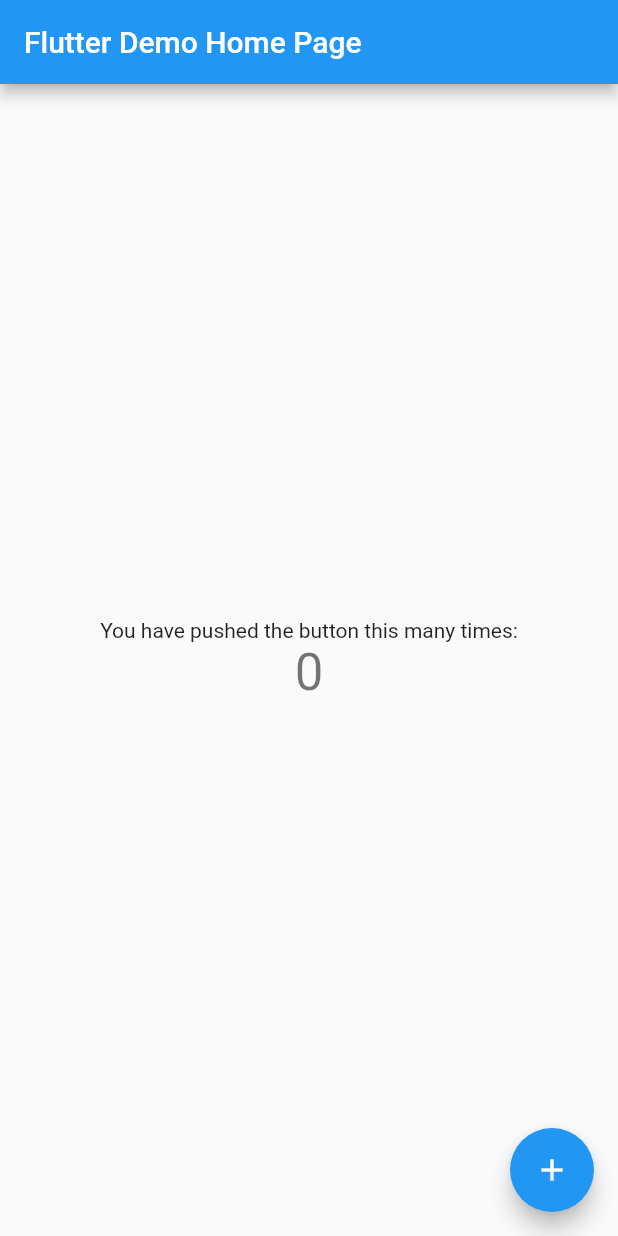
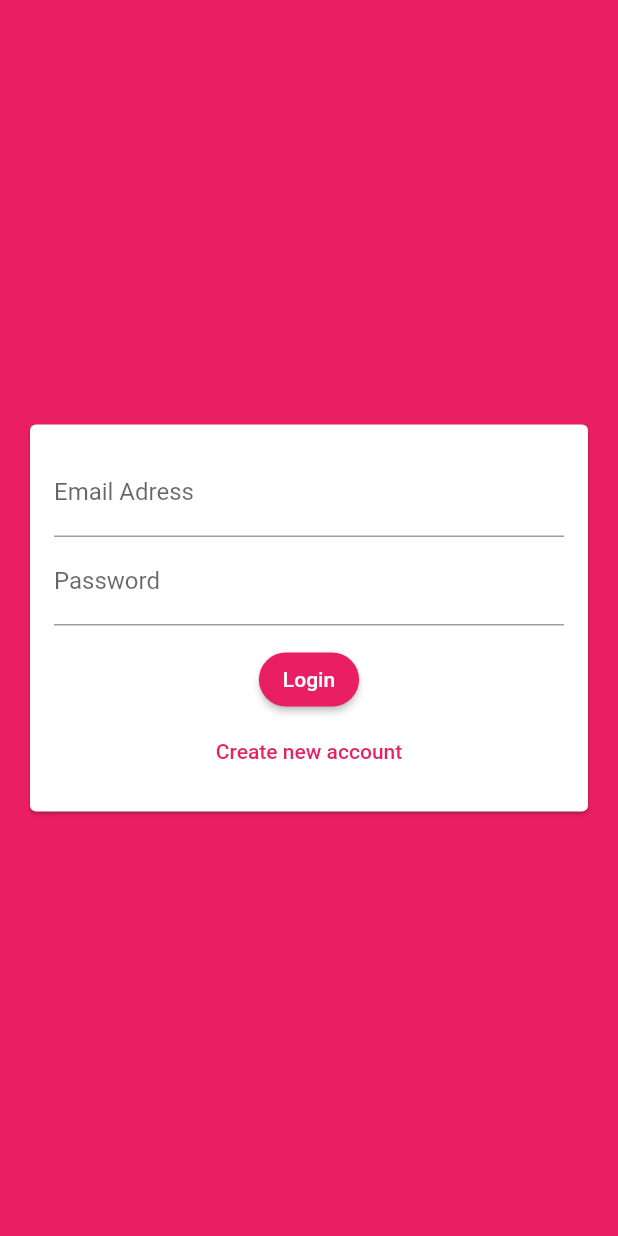
Before and after one commit to Guyco070/Chat_app-Flutter-Udemy-6th-project, a Flutter app: the screen it shows after launch, on a phone screen of 412 x 824 dp. Run offline on Flutter 3.47's test engine with Material 2 defaults, Android fonts, the phone set to English and light mode, and no system bars; our stand-ins replace cloud_firestore, firebase_auth, firebase_core, firebase_messaging, firebase_storage, image_picker; accounts and stored records are empty.

Commit message:
lib update

```diff
--- a/lib/main.dart
+++ b/lib/main.dart
@@ -1,115 +1,51 @@
+import 'package:chat_app/firebase_options.dart';
+import 'package:chat_app/screens/auth_screen.dart';
+import 'package:chat_app/screens/splash_screen.dart';
+import 'package:firebase_auth/firebase_auth.dart';
+import 'package:firebase_core/firebase_core.dart';
+
+import '../screens/chat_screen.dart';
 import 'package:flutter/material.dart';
 
-void main() {
+void main() async {
+  WidgetsFlutterBinding.ensureInitialized();
+  await Firebase.initializeApp(
+    options: DefaultFirebaseOptions.currentPlatform,
+  );
   runApp(const MyApp());
 }
 
 class MyApp extends StatelessWidget {
   const MyApp({Key? key}) : super(key: key);
 
-  // This widget is the root of your application.
   @override
   Widget build(BuildContext context) {
     return MaterialApp(
       title: 'Flutter Demo',
       theme: ThemeData(
-        // This is the theme of your application.
-        //
-        // Try running your application with "flutter run". You'll see the
-        // application has a blue toolbar. Then, without quitting the app, try
-        // changing the primarySwatch below to Colors.green and then invoke
-        // "hot reload" (press "r" in the console where you ran "flutter run",
-        // or simply save your changes to "hot reload" in a Flutter IDE).
-        // Notice that the counter didn't reset back to zero; the application
-        // is not restarted.
-        primarySwatch: Colors.blue,
+          primarySwatch: Colors.pink,
+          backgroundColor: Colors.pink,
+          colorScheme: ColorScheme.fromSwatch(primarySwatch: Colors.pink)
+              .copyWith(secondary: Colors.deepPurple),
+          elevatedButtonTheme: ElevatedButtonThemeData(
+              style: ElevatedButton.styleFrom(
+                  backgroundColor: Colors.pink,
+                  shape: RoundedRectangleBorder(
+                      borderRadius: BorderRadius.circular(20.0)))),
+          textTheme:
+              const TextTheme(titleSmall: TextStyle(color: Colors.white))),
+      home: StreamBuilder(
+        stream: FirebaseAuth.instance.authStateChanges(),
+        builder: (context, snapshot) {
+          if (snapshot.connectionState == ConnectionState.waiting) {
+            return const SplashScreen();
+          }
+          if (snapshot.hasData) {
+            return const ChatScreen();
+          }
+          return const AuthScreen();
+        },
       ),
-      home: const MyHomePage(title: 'Flutter Demo Home Page'),
     );
   }
 }
-
-class MyHomePage extends StatefulWidget {
-  const MyHomePage({Key? key, required this.title}) : super(key: key);
-
-  // This widget is the home page of your application. It is stateful, meaning
-  // that it has a State object (defined below) that contains fields that affect
-  // how it looks.
-
-  // This class is the configuration for the state. It holds the values (in this
-  // case the title) provided by the parent (in this case the App widget) and
-  // used by the build method of the State. Fields in a Widget subclass are
-  // always marked "final".
-
-  final String title;
-
-  @override
-  State<MyHomePage> createState() => _MyHomePageState();
-}
-
-class _MyHomePageState extends State<MyHomePage> {
-  int _counter = 0;
-
-  void _incrementCounter() {
-    setState(() {
-      // This call to setState tells the Flutter framework that something has
-      // changed in this State, which causes it to rerun the build method below
-      // so that the display can reflect the updated values. If we changed
-      // _counter without calling setState(), then the build method would not be
-      // called again, and so nothing would appear to happen.
-      _counter++;
-    });
-  }
-
-  @override
-  Widget build(BuildContext context) {
-    // This method is rerun every time setState is called, for instance as done
-    // by the _incrementCounter method above.
-    //
-    // The Flutter framework has been optimized to make rerunning build methods
-    // fast, so that you can just rebuild anything that needs updating rather
-    // than having to individually change instances of widgets.
-    return Scaffold(
-      appBar: AppBar(
-        // Here we take the value from the MyHomePage object that was created by
-        // the App.build method, and use it to set our appbar title.
-        title: Text(widget.title),
-      ),
-      body: Center(
-        // Center is a layout widget. It takes a single child and positions it
-        // in the middle of the parent.
-        child: Column(
-          // Column is also a layout widget. It takes a list of children and
-          // arranges them vertically. By default, it sizes itself to fit its
-          // children horizontally, and tries to be as tall as its parent.
-          //
-          // Invoke "debug painting" (press "p" in the console, choose the
-          // "Toggle Debug Paint" action from the Flutter Inspector in Android
-          // Studio, or the "Toggle Debug Paint" command in Visual Studio Code)
-          // to see the wireframe for each widget.
-          //
-          // Column has various properties to control how it sizes itself and
-          // how it positions its children. Here we use mainAxisAlignment to
-          // center the children vertically; the main axis here is the vertical
-          // axis because Columns are vertical (the cross axis would be
-          // horizontal).
-          mainAxisAlignment: MainAxisAlignment.center,
-          children: <Widget>[
-            const Text(
-              'You have pushed the button this many times:',
-            ),
-            Text(
-              '$_counter',
-              style: Theme.of(context).textTheme.headline4,
-            ),
-          ],
-        ),
-      ),
-      floatingActionButton: FloatingActionButton(
-        onPressed: _incrementCounter,
-        tooltip: 'Increment',
-        child: const Icon(Icons.add),
-      ), // This trailing comma makes auto-formatting nicer for build methods.
-    );
-  }
-}
--- /dev/null
+++ b/lib/screens/auth_screen.dart
@@ -0,0 +1,79 @@
+import 'dart:io';
+
+import 'package:chat_app/widgets/auth_form.dart';
+import 'package:cloud_firestore/cloud_firestore.dart';
+import 'package:firebase_auth/firebase_auth.dart';
+import 'package:firebase_storage/firebase_storage.dart';
+import 'package:flutter/material.dart';
+import 'package:flutter/services.dart';
+
+class AuthScreen extends StatefulWidget {
+  const AuthScreen({super.key});
+
+  @override
+  State<AuthScreen> createState() => _AuthScreenState();
+}
+
+class _AuthScreenState extends State<AuthScreen> {
+  final _auth = FirebaseAuth.instance;
+  bool _isLoading = false;
+
+  void _submitAuthForm(String email, String username, String password,
+      File? image, bool isLogin, BuildContext ctx) async {
+    UserCredential authResult;
+
+    try {
+      setState(() {
+        _isLoading = true;
+      });
+      if (isLogin) {
+        authResult = await _auth.signInWithEmailAndPassword(
+            email: email, password: password);
+      } else {
+        authResult = await _auth.createUserWithEmailAndPassword(
+            email: email, password: password);
+
+        final ref = FirebaseStorage.instance
+            .ref()
+            .child('user_image')
+            .child('${authResult.user!.uid}.jpg');
+
+        await ref.putFile(image!).whenComplete(() {});
+
+        final imgUrl = await ref.getDownloadURL();
+
+        await FirebaseFirestore.instance
+            .collection('users')
+            .doc(authResult.user!.uid)
+            .set({'username': username, 'email': email, 'image_url': imgUrl});
+      }
+    } on PlatformException catch (err) {
+      String message = 'An error occured, please check youre credentials!';
+      if (err.message != null) {
+        message = err.message!;
+      }
+      ScaffoldMessenger.of(ctx).showSnackBar(SnackBar(
+        content: Text(message),
+        backgroundColor: Theme.of(ctx).errorColor,
+      ));
+    } catch (err) {
+      // ignore: avoid_print
+      print(err);
+      ScaffoldMessenger.of(ctx).showSnackBar(SnackBar(
+        content: Text(err.toString()),
+        backgroundColor: Theme.of(ctx).errorColor,
+      ));
+    }
+    setState(() {
+      _isLoading = false;
+    });
+  }
+
+  @override
+  Widget build(BuildContext context) {
+    return Scaffold(
+      backgroundColor: Theme.of(context).primaryColor,
+      body: AuthForm(submitFn: _submitAuthForm, isLoading: _isLoading),
+    );
+  }
+}
--- /dev/null
+++ b/lib/widgets/auth_form.dart
@@ -0,0 +1,132 @@
+import 'dart:io';
+
+import 'package:chat_app/widgets/pickers/user_image_picker.dart';
+import 'package:flutter/material.dart';
+
+// ignore: must_be_immutable
+class AuthForm extends StatefulWidget {
+  AuthForm({super.key, required this.submitFn, required this.isLoading});
+  final void Function(String email, String userName, String password, File? image,
+      bool isLogin, BuildContext ctx) submitFn;
+  bool isLoading;
+  @override
+  State<AuthForm> createState() => _AuthFormState();
+}
+
+class _AuthFormState extends State<AuthForm> {
+  final _formKey = GlobalKey<FormState>();
+  var _isLogin = true;
+  String _userEmail = '';
+  String _userName = '';
+  String _userPassword = '';
+  File? _userImageFile;
+
+  void _pickedImage(File image) {
+    _userImageFile = image;
+  }
+
+  void _trySubmit() {
+    final isValid = _formKey.currentState!.validate();
+    FocusScope.of(context).unfocus(); // close keyboard
+
+    if (!_isLogin && _userImageFile == null) {
+      ScaffoldMessenger.of(context)
+          .showSnackBar(SnackBar(content: const Text('Please pick an image.'), backgroundColor: Theme.of(context).errorColor,));
+      return;
+    }
+
+    if (isValid) {
+      _formKey.currentState!.save();
+      widget.submitFn(_userEmail.trim(), _userName.trim(), _userPassword.trim(), _userImageFile,
+          _isLogin, context);
+    }
+  }
+
+  @override
+  Widget build(BuildContext context) {
+    return Center(
+      child: Card(
+        margin: const EdgeInsets.all(20),
+        child: SingleChildScrollView(
+          child: Padding(
+            padding: const EdgeInsets.all(16),
+            child: Form(
+                key: _formKey,
+                child: Column(
+                  children: [
+                    if (!_isLogin) UserImagePicker(_pickedImage),
+                    TextFormField(
+                      key: const ValueKey('email'),
+                      autocorrect: false,
+                      textCapitalization: TextCapitalization.none,
+                      enableSuggestions: false,
+                      validator: (value) {
+                        if (value!.isEmpty || !value.contains('@')) {
+                          return 'Please enter a valid email adress.';
+                        }
+                        return null;
+                      },
+                      keyboardType: TextInputType.emailAddress,
+                      decoration: const InputDecoration(
+                        labelText: 'Email Adress',
+                      ),
+                      onSaved: (newValue) => _userEmail = newValue!,
+                    ),
+                    if (!_isLogin)
+                      TextFormField(
+                        key: const ValueKey('username'),
+                        autocorrect: true,
+                        textCapitalization: TextCapitalization.words,
+                        enableSuggestions: false,
+                        validator: (value) {
+                          if (value!.isEmpty || value.length < 4) {
+                            return 'Please enter at least 4 characters.';
+                          }
+                          return null;
+                        },
+                        keyboardType: TextInputType.emailAddress,
+                        decoration: const InputDecoration(
+                          labelText: 'Username',
+                        ),
+                        onSaved: (newValue) => _userName = newValue!,
+                      ),
+                    TextFormField(
+                      key: const ValueKey('password'),
+                      validator: (value) {
+                        if (value!.isEmpty || value.length < 7) {
+                          return 'Password must be at least 7 charachters long.';
+                        }
+                        return null;
+                      },
+                      keyboardType: TextInputType.emailAddress,
+                      decoration: const InputDecoration(
+                        labelText: 'Password',
+                      ),
+                      obscureText: true,
+                      onSaved: (newValue) => _userPassword = newValue!,
+                    ),
+                    const SizedBox(height: 12),
+                    widget.isLoading
+                        ? const CircularProgressIndicator()
+                        : ElevatedButton(
+                            onPressed: _trySubmit,
+                            child: Text(_isLogin ? 'Login' : 'Signup'),
+                          ),
+                    if (!widget.isLoading)
+                      TextButton(
+                          onPressed: () {
+                            setState(() {
+                              _isLogin = !_isLogin;
+                            });
+                          },
+                          child: Text(_isLogin
+                              ? 'Create new account'
+                              : 'I already have an account'))
+                  ],
+                )),
+          ),
+        ),
+      ),
+    );
+  }
+}
```
Also changed, not shown: lib/screens/chat_screen.dart (added, +87 -0 lines), lib/screens/splash_screen.dart (added, +13 -0 lines), lib/widgets/chat/message_bubble.dart (added, +76 -0 lines), lib/widgets/chat/messages.dart (added, +29 -0 lines), lib/widgets/chat/new_message.dart (added, +64 -0 lines), lib/widgets/pickers/user_image_picker.dart (added, +52 -0 lines), lib/firebase_options.dart (added).
